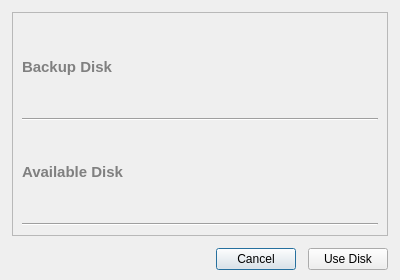
Old version of the form src/ui/dialog.ui in the repository GeovaneJefferson/timemachine.
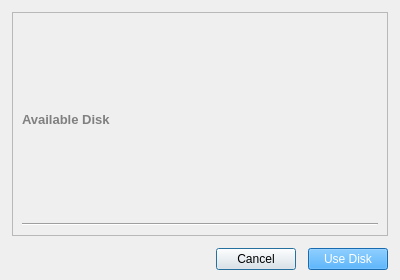
New version of the form.

What changed in the file:
```diff
--- a/src/ui/dialog.ui
+++ b/src/ui/dialog.ui
@@ -69,41 +69,15 @@
           <x>0</x>
           <y>0</y>
           <width>374</width>
-          <height>212</height>
+          <height>218</height>
          </rect>
         </property>
         <layout class="QVBoxLayout" name="verticalLayout_4">
-         <item>
-          <widget class="QLabel" name="label">
-           <property name="font">
-            <font>
-             <pointsize>11</pointsize>
-             <bold>true</bold>
-            </font>
-           </property>
-           <property name="styleSheet">
-            <string notr="true">color: rgb(128, 128, 128);</string>
-           </property>
-           <property name="text">
-            <string>Backup Disk</string>
-           </property>
-          </widget>
-         </item>
-         <item>
-          <widget class="Line" name="line">
-           <property name="orientation">
-            <enum>Qt::Horizontal</enum>
-           </property>
-          </widget>
-         </item>
-         <item>
-          <layout class="QVBoxLayout" name="backup_disk_dialog_layout"/>
-         </item>
          <item>
           <widget class="QLabel" name="label_2">
            <property name="font">
             <font>
-             <pointsize>11</pointsize>
+             <pointsize>10</pointsize>
              <bold>true</bold>
             </font>
            </property>
@@ -170,6 +144,10 @@
            <verstretch>0</verstretch>
           </sizepolicy>
          </property>
+         <property name="styleSheet">
+          <string notr="true">background-color: #2196f3;
+color: white;</string>
+         </property>
          <property name="text">
           <string>Use Disk</string>
          </property>
```
